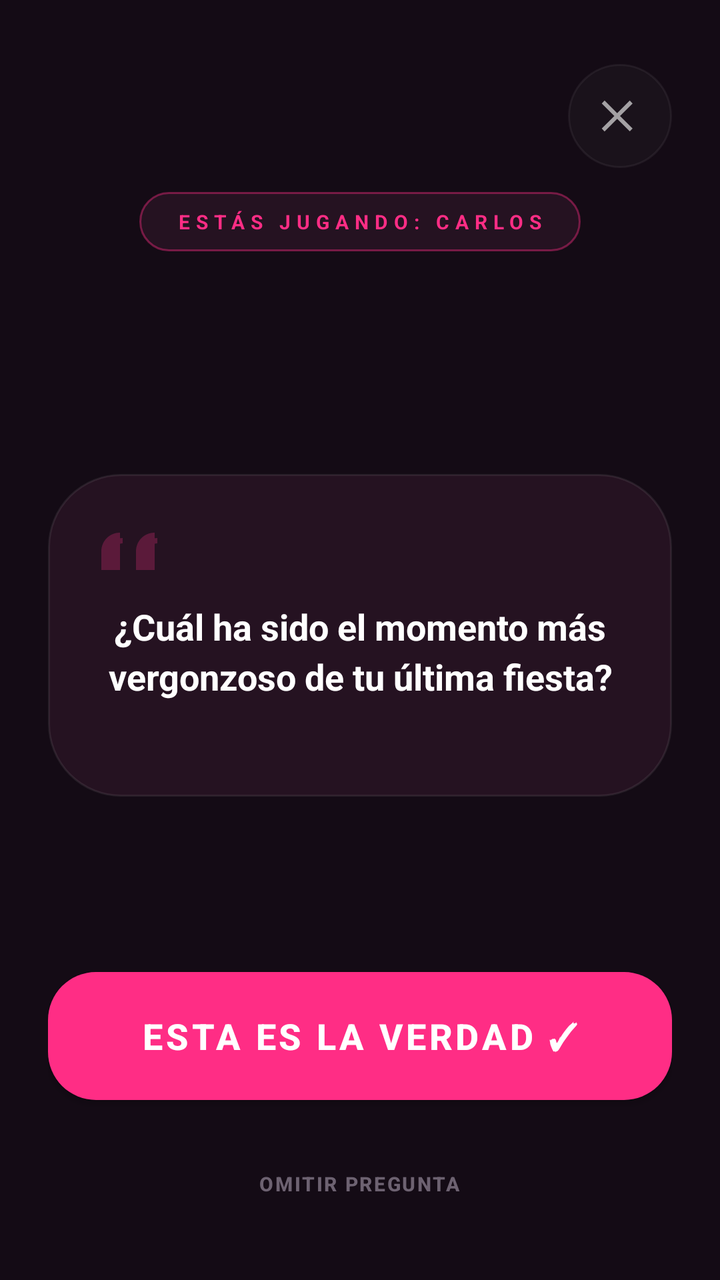
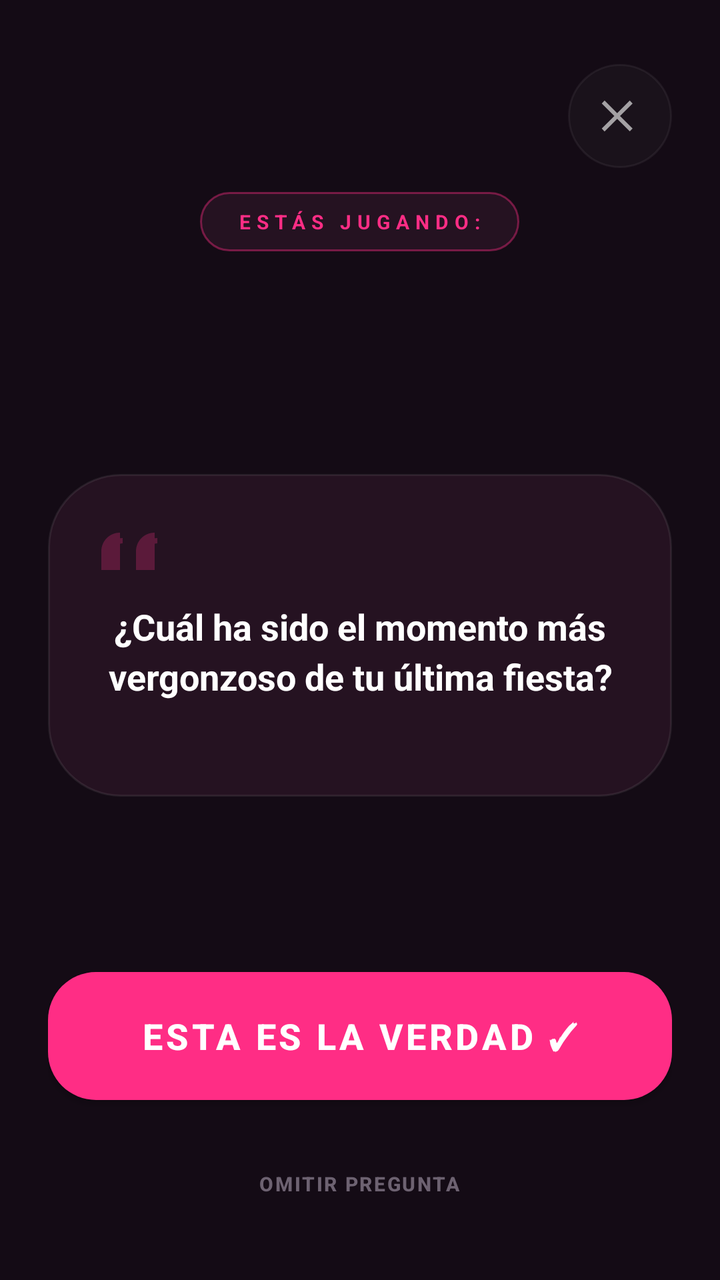

An Android layout rendered at two revisions. The XML below is the earlier revision; the diff shows what the commit changed to produce the second picture.
<!-- AndroidManifest.xml: application theme Theme.TragoMaestro -->
<!-- res/layout/fragment_game.xml -->
<?xml version="1.0" encoding="utf-8"?>
<layout xmlns:android="http://schemas.android.com/apk/res/android"
    xmlns:app="http://schemas.android.com/apk/res-auto">

    <RelativeLayout
        android:layout_width="match_parent"
        android:layout_height="match_parent"
        android:background="@color/tm_background"
        android:paddingStart="24dp"
        android:paddingTop="32dp"
        android:paddingEnd="24dp"
        android:paddingBottom="24dp">

        <ImageButton
            android:id="@+id/btnCloseGame"
            android:layout_width="52dp"
            android:layout_height="52dp"
            android:layout_alignParentTop="true"
            android:layout_alignParentEnd="true"
            android:background="@drawable/bg_home_social_circle"
            android:padding="14dp"
            android:src="@drawable/ic_close"
            android:alpha="0.6"
            android:contentDescription="Cerrar"
            app:tint="@android:color/white" />

        <LinearLayout
            android:id="@+id/contentContainer"
            android:layout_width="match_parent"
            android:layout_height="match_parent"
            android:orientation="vertical"
            android:layout_below="@id/btnCloseGame"
            android:layout_marginTop="12dp">

            <TextView
                android:id="@+id/tvCurrentPlayerBadge"
                android:layout_width="wrap_content"
                android:layout_height="wrap_content"
                android:layout_gravity="center_horizontal"
                android:background="@drawable/bg_game_player_badge"
                android:paddingStart="18dp"
                android:paddingTop="8dp"
                android:paddingEnd="18dp"
                android:paddingBottom="8dp"
                android:text="ESTÁS JUGANDO: CARLOS"
                android:textAllCaps="true"
                android:textColor="@color/tm_pink"
                android:textSize="10sp"
                android:textStyle="bold"
                android:letterSpacing="0.3" />

            <LinearLayout
                android:layout_width="match_parent"
                android:layout_height="0dp"
                android:layout_weight="1"
                android:orientation="vertical"
                android:gravity="center_vertical"
                android:layout_marginTop="24dp">

                <LinearLayout
                    android:layout_width="match_parent"
                    android:layout_height="wrap_content"
                    android:orientation="vertical"
                    android:background="@drawable/bg_game_card"
                    android:padding="24dp">

                    <ImageView
                        android:layout_width="32dp"
                        android:layout_height="32dp"
                        android:src="@drawable/ic_quote"
                        android:alpha="0.25"
                        android:layout_marginBottom="8dp"
                        app:tint="@color/tm_pink" />

                    <TextView
                        android:id="@+id/tvQuestionText"
                        android:layout_width="match_parent"
                        android:layout_height="wrap_content"
                        android:gravity="center"
                        android:text="¿Cuál ha sido el momento más vergonzoso de tu última fiesta?"
                        android:textColor="@android:color/white"
                        android:textSize="18sp"
                        android:textStyle="bold"
                        android:lineSpacingExtra="4dp"
                        android:layout_marginBottom="24dp" />

                    <LinearLayout
                        android:id="@+id/layoutAnswersContainer"
                        android:layout_width="match_parent"
                        android:layout_height="wrap_content"
                        android:orientation="vertical" />

                </LinearLayout>
            </LinearLayout>

            <Button
                android:id="@+id/btnConfirmTruth"
                android:layout_width="match_parent"
                android:layout_height="64dp"
                android:background="@drawable/bg_game_confirm_button"
                android:text="ESTA ES LA VERDAD ✓"
                android:textAllCaps="true"
                android:textColor="@android:color/white"
                android:textSize="18sp"
                android:textStyle="bold" />

            <Button
                android:id="@+id/btnSkipQuestion"
                android:layout_width="wrap_content"
                android:layout_height="wrap_content"
                android:layout_gravity="center_horizontal"
                android:layout_marginTop="18dp"
                android:background="@android:color/transparent"
                android:text="OMITIR PREGUNTA"
                android:textAllCaps="true"
                android:textColor="#6D6271"
                android:textSize="10sp"
                android:textStyle="bold"
                android:drawableStart="@drawable/ic_fast_forward"
                android:drawablePadding="8dp" />

        </LinearLayout>

    </RelativeLayout>
</layout>
<!-- resources referenced by this layout -->
<resources>
  <color name="tm_background">#140B15</color>
  <color name="tm_pink">#FF2D85</color>
  <!-- drawable bg_game_card (drawable) -->
  <?xml version="1.0" encoding="utf-8"?>
  <shape xmlns:android="http://schemas.android.com/apk/res/android">
      <solid android:color="#251221" />
      <corners android:radius="36dp" />
      <stroke
          android:width="1dp"
          android:color="#14FFFFFF" />
  </shape>
  <!-- drawable bg_game_confirm_button (drawable) -->
  <?xml version="1.0" encoding="utf-8"?>
  <shape xmlns:android="http://schemas.android.com/apk/res/android">
      <solid android:color="@color/tm_pink" />
      <corners android:radius="24dp" />
  </shape>
  <!-- drawable bg_game_player_badge (drawable) -->
  <?xml version="1.0" encoding="utf-8"?>
  <shape xmlns:android="http://schemas.android.com/apk/res/android">
      <solid android:color="#251221" />
      <corners android:radius="999dp" />
      <stroke
          android:width="1dp"
          android:color="#66FF2D85" />
  </shape>
  <!-- drawable bg_home_social_circle (drawable) -->
  <?xml version="1.0" encoding="utf-8"?>
  <ripple xmlns:android="http://schemas.android.com/apk/res/android"
      android:color="#22FFFFFF">
      <item>
          <shape android:shape="oval">
              <solid android:color="#0DFFFFFF" />
              <stroke
                  android:width="1dp"
                  android:color="#1AFFFFFF" />
          </shape>
      </item>
  </ripple>
  <!-- drawable ic_close (drawable) -->
  <vector xmlns:android="http://schemas.android.com/apk/res/android"
      android:width="24dp"
      android:height="24dp"
      android:viewportWidth="24"
      android:viewportHeight="24">
      <path
          android:fillColor="#FFFFFFFF"
          android:pathData="M18.3,5.71 12,12l6.3,6.29 -1.41,1.41L10.59,13.41 4.29,19.71 2.88,18.29 9.17,12 2.88,5.71 4.29,4.29 10.59,10.59 16.88,4.29z" />
  </vector>
  <!-- drawable ic_fast_forward (drawable) -->
  <vector xmlns:android="http://schemas.android.com/apk/res/android"
      android:width="18dp"
      android:height="18dp"
      android:viewportWidth="24"
      android:viewportHeight="24">
      <path
          android:fillColor="#6D6271"
          android:pathData="M5,6l8,6-8,6V6zm8,0l8,6-8,6V6z"/>
  </vector>
  <!-- drawable ic_quote (drawable) -->
  <vector xmlns:android="http://schemas.android.com/apk/res/android"
      android:width="32dp"
      android:height="32dp"
      android:viewportWidth="24"
      android:viewportHeight="24">
      <path
          android:fillColor="@color/tm_pink"
          android:pathData="M9,11H5c0,-3 2,-5 5,-5v2c-1.7,0 -3,1.3 -3,3h2v7H2v-7c0,-3.9 3.1,-7 7,-7v7zm13,0h-4c0,-3 2,-5 5,-5v2c-1.7,0 -3,1.3 -3,3h2v7h-7v-7c0,-3.9 3.1,-7 7,-7v7z"/>
  </vector>
  <style name="Theme.TragoMaestro" parent="Theme.MaterialComponents.DayNight.NoActionBar">
          <item name="colorPrimary">@color/tm_pink</item>
          <item name="colorPrimaryVariant">@color/tm_background</item>
          <item name="colorOnPrimary">@android:color/white</item>
  
          <item name="colorSecondary">@color/tm_pink</item>
          <item name="colorSecondaryVariant">@color/tm_pink</item>
          <item name="colorOnSecondary">@android:color/white</item>
  
          <item name="android:statusBarColor">@android:color/transparent</item>
          <item name="android:navigationBarColor">@color/tm_background</item>
      </style>
</resources>

<!-- the commit's change to res/layout/fragment_game.xml (unified diff, before → after) -->
@@ -42,7 +42,7 @@
                 android:paddingTop="8dp"
                 android:paddingEnd="18dp"
                 android:paddingBottom="8dp"
-                android:text="ESTÁS JUGANDO: CARLOS"
+                android:text="@string/game_playing_badge"
                 android:textAllCaps="true"
                 android:textColor="@color/tm_pink"
                 android:textSize="10sp"
@@ -98,7 +98,7 @@
                 android:layout_width="match_parent"
                 android:layout_height="64dp"
                 android:background="@drawable/bg_game_confirm_button"
-                android:text="ESTA ES LA VERDAD ✓"
+                android:text="@string/game_confirm_truth"
                 android:textAllCaps="true"
                 android:textColor="@android:color/white"
                 android:textSize="18sp"
@@ -111,7 +111,7 @@
                 android:layout_gravity="center_horizontal"
                 android:layout_marginTop="18dp"
                 android:background="@android:color/transparent"
-                android:text="OMITIR PREGUNTA"
+                android:text="@string/game_skip_question"
                 android:textAllCaps="true"
                 android:textColor="#6D6271"
                 android:textSize="10sp"
<!-- resource entries referenced after the edit -->
@@ -69,6 +69,9 @@
           android:fillColor="@color/tm_pink"
           android:pathData="M9,11H5c0,-3 2,-5 5,-5v2c-1.7,0 -3,1.3 -3,3h2v7H2v-7c0,-3.9 3.1,-7 7,-7v7zm13,0h-4c0,-3 2,-5 5,-5v2c-1.7,0 -3,1.3 -3,3h2v7h-7v-7c0,-3.9 3.1,-7 7,-7v7z"/>
   </vector>
+  <string name="game_confirm_truth">ESTA ES LA VERDAD ✓</string>
+  <string name="game_playing_badge">ESTÁS JUGANDO:</string>
+  <string name="game_skip_question">OMITIR PREGUNTA</string>
   <style name="Theme.TragoMaestro" parent="Theme.MaterialComponents.DayNight.NoActionBar">
           <item name="colorPrimary">@color/tm_pink</item>
           <item name="colorPrimaryVariant">@color/tm_background</item>
